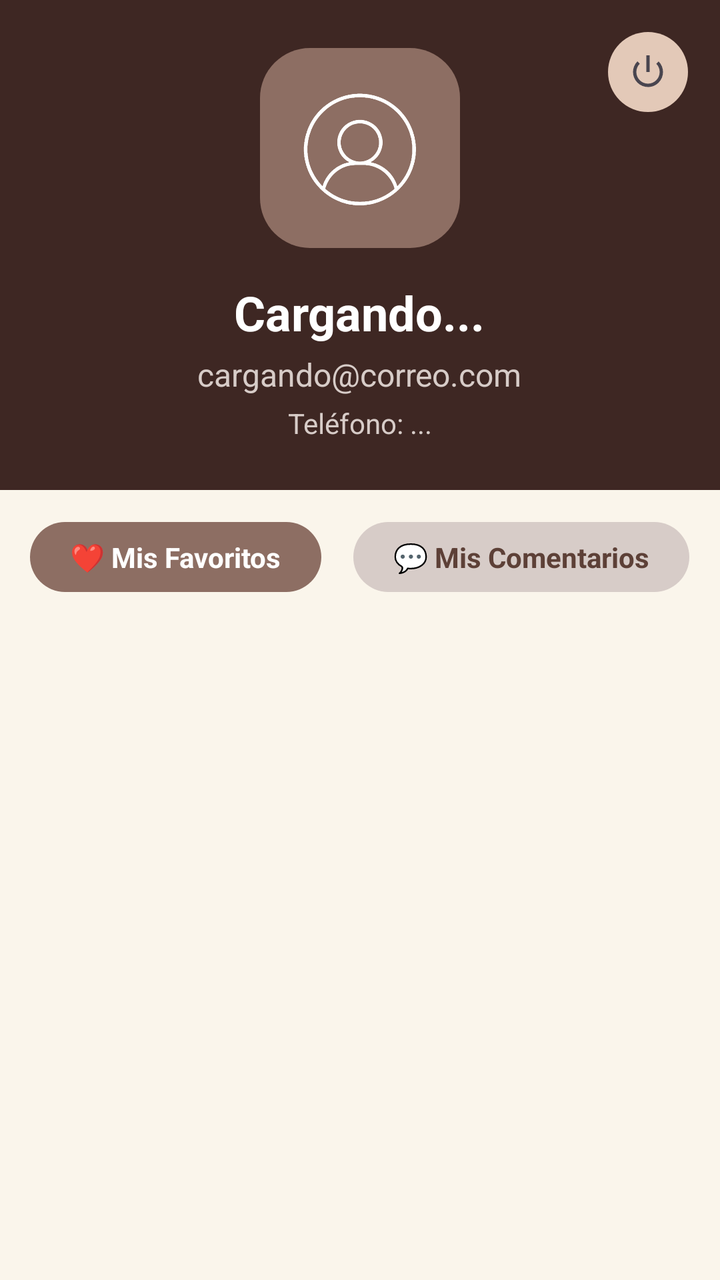
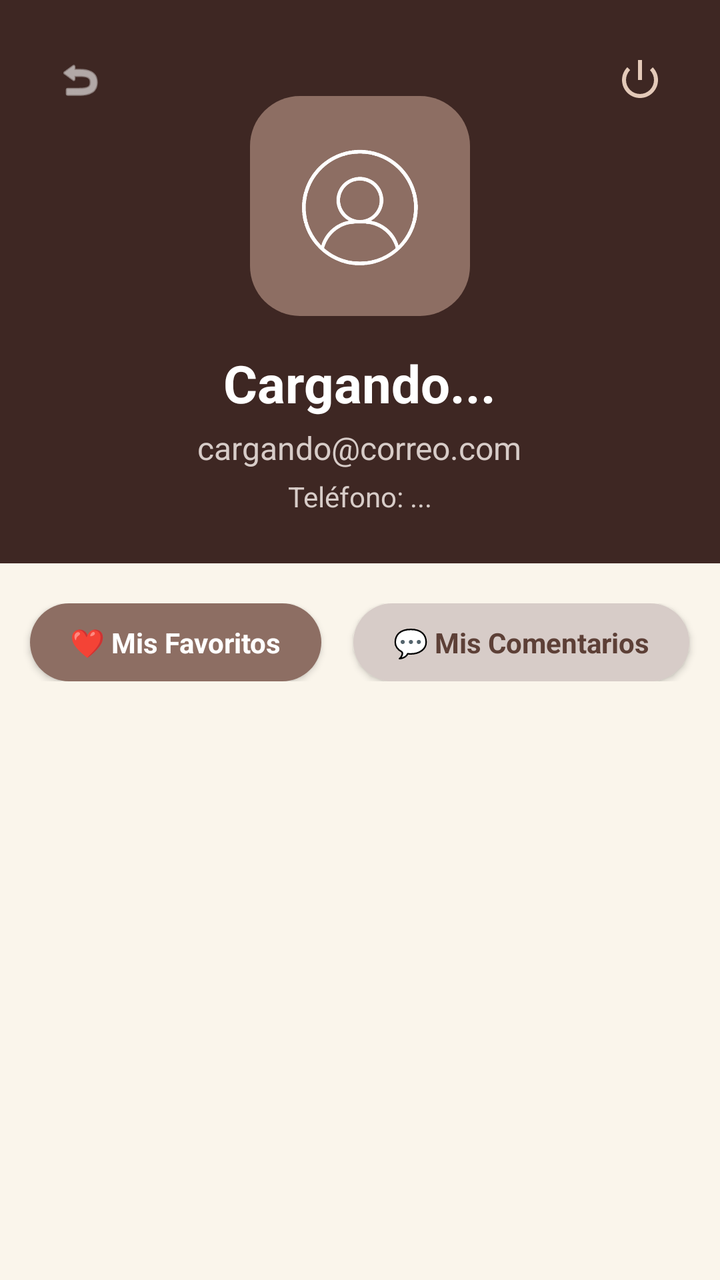

An Android layout rendered at two revisions. The XML below is the earlier revision; the diff shows what the commit changed to produce the second picture.
<!-- AndroidManifest.xml: application theme Theme.Cafeteria -->
<!-- res/layout/fragment_perfil.xml -->
<?xml version="1.0" encoding="utf-8"?>
<androidx.constraintlayout.widget.ConstraintLayout xmlns:android="http://schemas.android.com/apk/res/android"
    xmlns:app="http://schemas.android.com/apk/res-auto"
    android:layout_width="match_parent"
    android:layout_height="match_parent"
    android:background="#FAF5EB">

    
    <LinearLayout
        android:id="@+id/header_perfil"
        android:layout_width="match_parent"
        android:layout_height="wrap_content"
        android:background="#3E2723"
        android:gravity="center"
        android:orientation="vertical"
        android:padding="24dp"
        app:layout_constraintTop_toTopOf="parent">

        <ImageView
            android:layout_width="100dp"
            android:layout_height="100dp"
            android:background="@drawable/fondo_redondeado_crema"
            android:backgroundTint="#8D6E63"
            android:padding="20dp"
            android:src="@drawable/icono_perfil"
            app:tint="#FFFFFF" />

        <TextView
            android:id="@+id/txt_perfil_nombre"
            android:layout_width="wrap_content"
            android:layout_height="wrap_content"
            android:layout_marginTop="16dp"
            android:text="Cargando..."
            android:textColor="#FFFFFF"
            android:textSize="24sp"
            android:textStyle="bold" />

        <TextView
            android:id="@+id/txt_perfil_correo"
            android:layout_width="wrap_content"
            android:layout_height="wrap_content"
            android:layout_marginTop="4dp"
            android:text="cargando@correo.com"
            android:textColor="#D7CCC8"
            android:textSize="16sp" />

        <TextView
            android:id="@+id/txt_perfil_telefono"
            android:layout_width="wrap_content"
            android:layout_height="wrap_content"
            android:layout_marginTop="4dp"
            android:text="Teléfono: ..."
            android:textColor="#D7CCC8"
            android:textSize="14sp" />
    </LinearLayout>

    
    <LinearLayout
        android:id="@+id/layout_tabs_perfil"
        android:layout_width="match_parent"
        android:layout_height="wrap_content"
        android:layout_marginTop="16dp"
        android:gravity="center"
        android:orientation="horizontal"
        app:layout_constraintTop_toBottomOf="@id/header_perfil">

        <TextView
            android:id="@+id/tab_favoritos"
            android:layout_width="wrap_content"
            android:layout_height="wrap_content"
            android:layout_marginEnd="16dp"
            android:background="@drawable/fondo_redondeado_crema"
            android:backgroundTint="#8D6E63"
            android:paddingHorizontal="20dp"
            android:paddingVertical="8dp"
            android:text="❤️ Mis Favoritos"
            android:textColor="#FFFFFF"
            android:textStyle="bold" />

        <TextView
            android:id="@+id/tab_mis_comentarios"
            android:layout_width="wrap_content"
            android:layout_height="wrap_content"
            android:background="@drawable/fondo_redondeado_crema"
            android:backgroundTint="#D7CCC8"
            android:paddingHorizontal="20dp"
            android:paddingVertical="8dp"
            android:text="💬 Mis Comentarios"
            android:textColor="#5D4037"
            android:textStyle="bold" />
    </LinearLayout>

    
    <androidx.recyclerview.widget.RecyclerView
        android:id="@+id/recycler_perfil_favoritos"
        android:layout_width="match_parent"
        android:layout_height="0dp"
        android:layout_marginTop="16dp"
        android:paddingHorizontal="16dp"
        app:layout_constraintBottom_toBottomOf="parent"
        app:layout_constraintTop_toBottomOf="@id/layout_tabs_perfil" />

    
    
    <androidx.recyclerview.widget.RecyclerView
        android:id="@+id/recycler_perfil_comentarios"
        android:layout_width="match_parent"
        android:layout_height="0dp"
        android:layout_marginTop="16dp"
        android:paddingHorizontal="16dp"
        android:visibility="gone"
        app:layout_constraintBottom_toBottomOf="parent"
        app:layout_constraintTop_toBottomOf="@id/layout_tabs_perfil" />
    
    <ImageView
        android:id="@+id/btn_cerrar_sesion"
        android:layout_width="40dp"
        android:layout_height="40dp"
        android:layout_margin="16dp"
        android:background="@drawable/fondo_redondeado_crema"
        android:backgroundTint="#E3C9B8"
        android:padding="10dp"
        android:src="@android:drawable/ic_lock_power_off"
        app:layout_constraintEnd_toEndOf="parent"
        app:layout_constraintTop_toTopOf="parent" />

</androidx.constraintlayout.widget.ConstraintLayout>
<!-- resources referenced by this layout -->
<resources>
  <!-- drawable fondo_redondeado_crema (drawable) -->
  <?xml version="1.0" encoding="utf-8"?>
  <shape xmlns:android="http://schemas.android.com/apk/res/android">
      
      <solid android:color="#F5E6CC" />
      
      <corners android:radius="25dp" />
  </shape>
  <!-- drawable icono_perfil: png bitmap (drawable, 210604 bytes) -->
  <style name="Theme.Cafeteria" parent="Base.Theme.Cafeteria" />
  <style name="Base.Theme.Cafeteria" parent="Theme.Material3.DayNight.NoActionBar">
          
          
      </style>
</resources>

<!-- the commit's change to res/layout/fragment_perfil.xml (unified diff, before → after) -->
@@ -17,11 +17,12 @@
         app:layout_constraintTop_toTopOf="parent">
 
         <ImageView
-            android:layout_width="100dp"
-            android:layout_height="100dp"
+            android:layout_width="110dp"
+            android:layout_height="110dp"
+            android:layout_marginTop="24dp"
             android:background="@drawable/fondo_redondeado_crema"
             android:backgroundTint="#8D6E63"
-            android:padding="20dp"
+            android:padding="24dp"
             android:src="@drawable/icono_perfil"
             app:tint="#FFFFFF" />
 
@@ -32,7 +33,7 @@
             android:layout_marginTop="16dp"
             android:text="Cargando..."
             android:textColor="#FFFFFF"
-            android:textSize="24sp"
+            android:textSize="26sp"
             android:textStyle="bold" />
 
         <TextView
@@ -55,11 +56,37 @@
     </LinearLayout>
 
     
+    <ImageView
+        android:id="@+id/btn_volver_perfil"
+        android:layout_width="48dp"
+        android:layout_height="48dp"
+        android:layout_margin="16dp"
+        android:background="?attr/selectableItemBackgroundBorderless"
+        android:padding="12dp"
+        android:src="@android:drawable/ic_menu_revert"
+        app:tint="#FFFFFF"
+        app:layout_constraintStart_toStartOf="parent"
+        app:layout_constraintTop_toTopOf="parent" />
+
+    
+    <ImageView
+        android:id="@+id/btn_cerrar_sesion"
+        android:layout_width="48dp"
+        android:layout_height="48dp"
+        android:layout_margin="16dp"
+        android:background="?attr/selectableItemBackgroundBorderless"
+        android:padding="12dp"
+        android:src="@android:drawable/ic_lock_power_off"
+        app:tint="#E3C9B8"
+        app:layout_constraintEnd_toEndOf="parent"
+        app:layout_constraintTop_toTopOf="parent" />
+
+    
     <LinearLayout
         android:id="@+id/layout_tabs_perfil"
         android:layout_width="match_parent"
         android:layout_height="wrap_content"
-        android:layout_marginTop="16dp"
+        android:layout_marginTop="20dp"
         android:gravity="center"
         android:orientation="horizontal"
         app:layout_constraintTop_toBottomOf="@id/header_perfil">
@@ -72,10 +99,11 @@
             android:background="@drawable/fondo_redondeado_crema"
             android:backgroundTint="#8D6E63"
             android:paddingHorizontal="20dp"
-            android:paddingVertical="8dp"
+            android:paddingVertical="10dp"
             android:text="❤️ Mis Favoritos"
             android:textColor="#FFFFFF"
-            android:textStyle="bold" />
+            android:textStyle="bold"
+            android:elevation="2dp" />
 
         <TextView
             android:id="@+id/tab_mis_comentarios"
@@ -84,10 +112,11 @@
             android:background="@drawable/fondo_redondeado_crema"
             android:backgroundTint="#D7CCC8"
             android:paddingHorizontal="20dp"
-            android:paddingVertical="8dp"
+            android:paddingVertical="10dp"
             android:text="💬 Mis Comentarios"
             android:textColor="#5D4037"
-            android:textStyle="bold" />
+            android:textStyle="bold"
+            android:elevation="2dp" />
     </LinearLayout>
 
     
@@ -97,10 +126,11 @@
         android:layout_height="0dp"
         android:layout_marginTop="16dp"
         android:paddingHorizontal="16dp"
+        android:clipToPadding="false"
+        android:paddingBottom="20dp"
         app:layout_constraintBottom_toBottomOf="parent"
         app:layout_constraintTop_toBottomOf="@id/layout_tabs_perfil" />
 
-    
     
     <androidx.recyclerview.widget.RecyclerView
         android:id="@+id/recycler_perfil_comentarios"
@@ -108,20 +138,10 @@
         android:layout_height="0dp"
         android:layout_marginTop="16dp"
         android:paddingHorizontal="16dp"
+        android:clipToPadding="false"
+        android:paddingBottom="20dp"
         android:visibility="gone"
         app:layout_constraintBottom_toBottomOf="parent"
         app:layout_constraintTop_toBottomOf="@id/layout_tabs_perfil" />
-    
-    <ImageView
-        android:id="@+id/btn_cerrar_sesion"
-        android:layout_width="40dp"
-        android:layout_height="40dp"
-        android:layout_margin="16dp"
-        android:background="@drawable/fondo_redondeado_crema"
-        android:backgroundTint="#E3C9B8"
-        android:padding="10dp"
-        android:src="@android:drawable/ic_lock_power_off"
-        app:layout_constraintEnd_toEndOf="parent"
-        app:layout_constraintTop_toTopOf="parent" />
 
 </androidx.constraintlayout.widget.ConstraintLayout>
